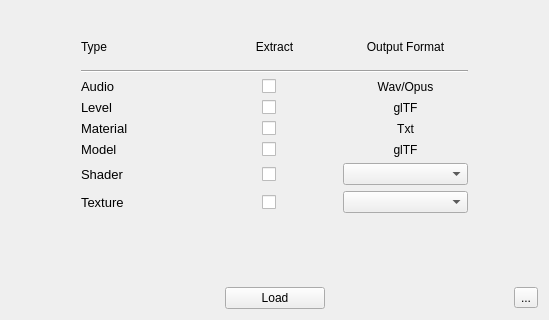
This is ui/Picker.ui in Puxtril/Warframe-Exporter as Qt 5 draws it before an edit; both pictures show x 0 to 549 and y 187 to 507 of the 549 by 507 pixel window. The edited form follows.
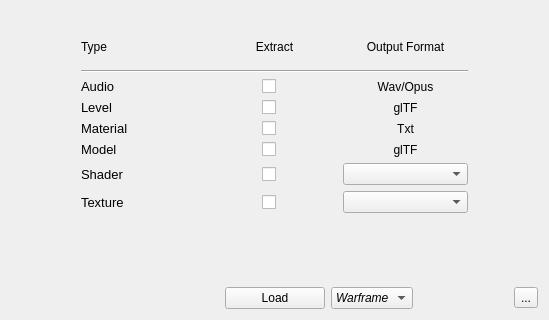
This is the edited form. Icons and pictures are not drawn.

Commit message: Added UI option for game

```diff
--- a/ui/Picker.ui
+++ b/ui/Picker.ui
@@ -655,13 +655,28 @@
       <item>
        <layout class="QHBoxLayout" name="horizontalLayout_2">
         <item>
-         <spacer name="horizontalSpacer_2">
+         <widget class="QComboBox" name="GamePickerCombo">
+          <property name="font">
+           <font>
+            <italic>true</italic>
+            <kerning>true</kerning>
+           </font>
+          </property>
+          <property name="frame">
+           <bool>true</bool>
+          </property>
+          <item>
+           <property name="text">
+            <string>Warframe</string>
+           </property>
+          </item>
+         </widget>
+        </item>
+        <item>
+         <spacer name="horizontalSpacer">
           <property name="orientation">
            <enum>Qt::Orientation::Horizontal</enum>
           </property>
-          <property name="sizeType">
-           <enum>QSizePolicy::Policy::MinimumExpanding</enum>
-          </property>
           <property name="sizeHint" stdset="0">
            <size>
             <width>40</width>
```
The commit also changes 6 other files.
